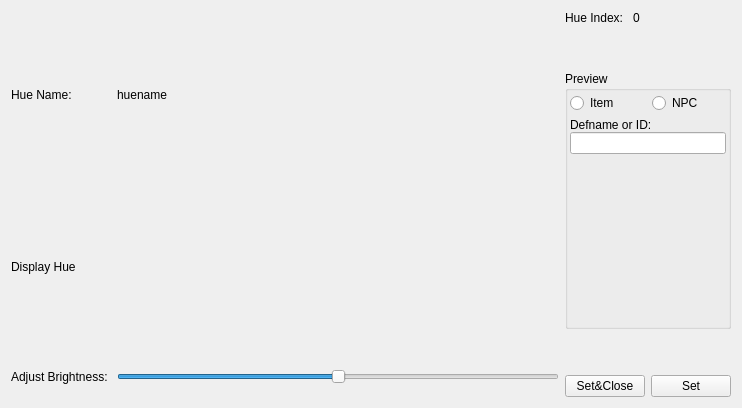
cbnolok/Leviathan, file src/forms/dlg_huepicker.ui: the form before one commit.
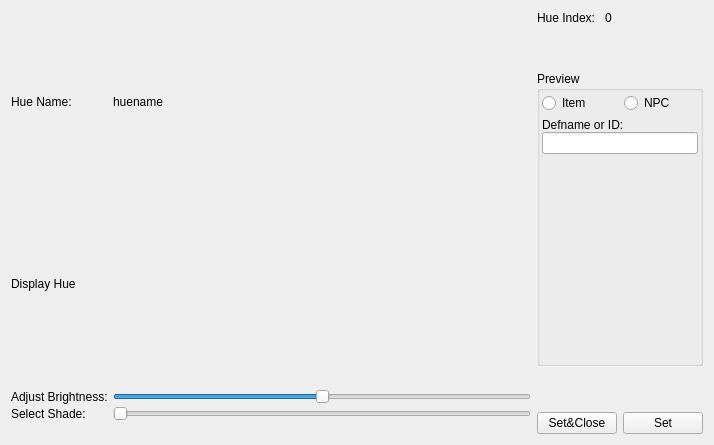
The form after the commit.

Commit message: Version 0.2.1. - Fixed: hue picker showing wrong id/color. - Added: shade selector in the hue picker. - Added: LockDown checkbox in the Item tab, to use ".static" command instad of ".add". - Changed: nicer warning/error dialogs. - Added security checks blocking UOP actions while the files are being loaded.

Diff of the .ui file:
```diff
--- a/src/forms/dlg_huepicker.ui
+++ b/src/forms/dlg_huepicker.ui
@@ -6,8 +6,8 @@
    <rect>
     <x>0</x>
     <y>0</y>
-    <width>742</width>
-    <height>408</height>
+    <width>714</width>
+    <height>445</height>
    </rect>
   </property>
   <property name="windowTitle">
@@ -17,7 +17,42 @@
    <item>
     <layout class="QHBoxLayout" name="horizontalLayout" stretch="10,2">
      <item>
-      <layout class="QGridLayout" name="gridLayout_b" rowstretch="0,0,0,0,0,10">
+      <layout class="QGridLayout" name="gridLayout_b" rowstretch="0,0,0,0,0,0,10" columnstretch="0,0,10">
+       <property name="spacing">
+        <number>2</number>
+       </property>
+       <item row="2" column="0">
+        <spacer name="verticalSpacer_aboveSlider">
+         <property name="orientation">
+          <enum>Qt::Vertical</enum>
+         </property>
+         <property name="sizeType">
+          <enum>QSizePolicy::Fixed</enum>
+         </property>
+         <property name="sizeHint" stdset="0">
+          <size>
+           <width>20</width>
+           <height>13</height>
+          </size>
+         </property>
+        </spacer>
+       </item>
+       <item row="5" column="0">
+        <spacer name="verticalSpacer_belowSlider">
+         <property name="orientation">
+          <enum>Qt::Vertical</enum>
+         </property>
+         <property name="sizeType">
+          <enum>QSizePolicy::Fixed</enum>
+         </property>
+         <property name="sizeHint" stdset="0">
+          <size>
+           <width>20</width>
+           <height>13</height>
+          </size>
+         </property>
+        </spacer>
+       </item>
        <item row="3" column="0">
         <widget class="QLabel" name="label_2">
          <property name="text">
@@ -25,22 +60,6 @@
          </property>
         </widget>
        </item>
-       <item row="2" column="0">
-        <spacer name="verticalSpacer_aboveSlider">
-         <property name="orientation">
-          <enum>Qt::Vertical</enum>
-         </property>
-         <property name="sizeType">
-          <enum>QSizePolicy::Fixed</enum>
-         </property>
-         <property name="sizeHint" stdset="0">
-          <size>
-           <width>20</width>
-           <height>13</height>
-          </size>
-         </property>
-        </spacer>
-       </item>
        <item row="0" column="0">
         <widget class="QLabel" name="label_hueNameTxt">
          <property name="sizePolicy">
@@ -54,22 +73,6 @@
          </property>
         </widget>
        </item>
-       <item row="4" column="0">
-        <spacer name="verticalSpacer_belowSlider">
-         <property name="orientation">
-          <enum>Qt::Vertical</enum>
-         </property>
-         <property name="sizeType">
-          <enum>QSizePolicy::Fixed</enum>
-         </property>
-         <property name="sizeHint" stdset="0">
-          <size>
-           <width>20</width>
-           <height>13</height>
-          </size>
-         </property>
-        </spacer>
-       </item>
        <item row="0" column="2">
         <spacer name="horizontalSpacer">
          <property name="orientation">
@@ -86,47 +89,6 @@
          </property>
         </spacer>
        </item>
-       <item row="0" column="1">
-        <widget class="QLabel" name="label_hueName">
-         <property name="sizePolicy">
-          <sizepolicy hsizetype="Preferred" vsizetype="Preferred">
-           <horstretch>0</horstretch>
-           <verstretch>0</verstretch>
-          </sizepolicy>
-         </property>
-         <property name="minimumSize">
-          <size>
-           <width>120</width>
-           <height>0</height>
-          </size>
-         </property>
-         <property name="text">
-          <string>huename</string>
-         </property>
-        </widget>
-       </item>
-       <item row="1" column="0" colspan="3">
-        <widget class="QLabel" name="label_hueDisplay">
-         <property name="sizePolicy">
-          <sizepolicy hsizetype="Expanding" vsizetype="Preferred">
-           <horstretch>0</horstretch>
-           <verstretch>0</verstretch>
-          </sizepolicy>
-         </property>
-         <property name="minimumSize">
-          <size>
-           <width>322</width>
-           <height>20</height>
-          </size>
-         </property>
-         <property name="text">
-          <string>Display Hue</string>
-         </property>
-         <property name="scaledContents">
-          <bool>true</bool>
-         </property>
-        </widget>
-       </item>
        <item row="3" column="1" colspan="2">
         <widget class="QSlider" name="horizontalSlider_brightness">
          <property name="sizePolicy">
@@ -161,13 +123,77 @@
          </property>
         </widget>
        </item>
-       <item row="5" column="0" colspan="3">
+       <item row="6" column="0" colspan="3">
         <layout class="QGridLayout" name="gridLayout_hueTable">
          <property name="spacing">
           <number>0</number>
          </property>
         </layout>
        </item>
+       <item row="0" column="1">
+        <widget class="QLabel" name="label_hueName">
+         <property name="sizePolicy">
+          <sizepolicy hsizetype="Preferred" vsizetype="Preferred">
+           <horstretch>0</horstretch>
+           <verstretch>0</verstretch>
+          </sizepolicy>
+         </property>
+         <property name="minimumSize">
+          <size>
+           <width>120</width>
+           <height>0</height>
+          </size>
+         </property>
+         <property name="text">
+          <string>huename</string>
+         </property>
+        </widget>
+       </item>
+       <item row="1" column="0" colspan="3">
+        <widget class="QLabel" name="label_hueDisplay">
+         <property name="sizePolicy">
+          <sizepolicy hsizetype="Expanding" vsizetype="Preferred">
+           <horstretch>0</horstretch>
+           <verstretch>0</verstretch>
+          </sizepolicy>
+         </property>
+         <property name="minimumSize">
+          <size>
+           <width>322</width>
+           <height>20</height>
+          </size>
+         </property>
+         <property name="text">
+          <string>Display Hue</string>
+         </property>
+         <property name="scaledContents">
+          <bool>true</bool>
+         </property>
+        </widget>
+       </item>
+       <item row="4" column="1" colspan="2">
+        <widget class="QSlider" name="horizontalSlider_shade">
+         <property name="minimum">
+          <number>0</number>
+         </property>
+         <property name="maximum">
+          <number>31</number>
+         </property>
+         <property name="value">
+          <number>0</number>
+         </property>
+         <property name="orientation">
+          <enum>Qt::Horizontal</enum>
+         </property>
+        </widget>
+       </item>
+       <item row="4" column="0">
+        <widget class="QLabel" name="label">
+         <property name="text">
+          <string>Select Shade:</string>
+         </property>
+        </widget>
+       </item>
       </layout>
      </item>
      <item>
```
The commit also changes 31 other files.
